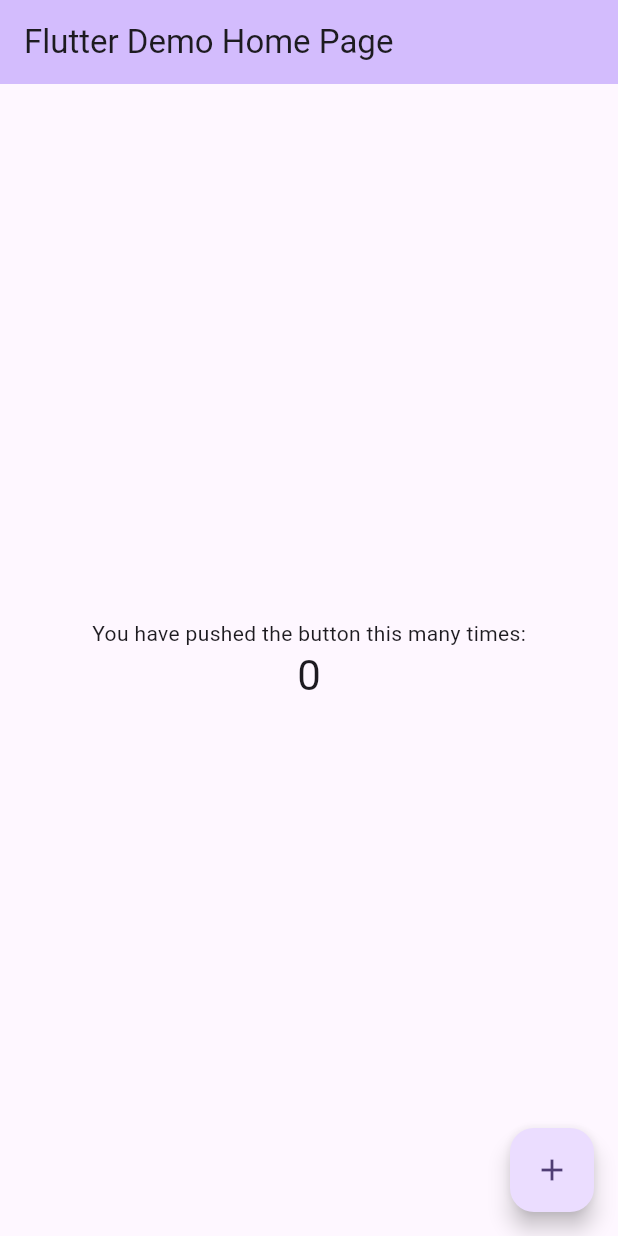
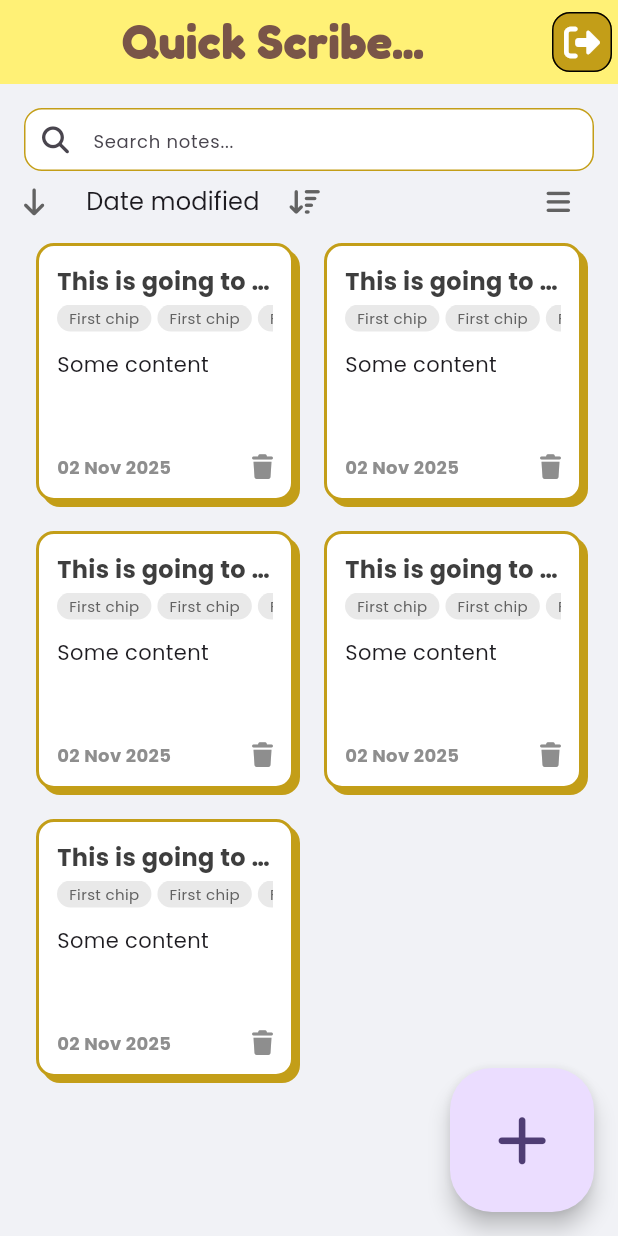
Before and after one commit to Venya47/Quick_Scribe, a Flutter app: the screen it shows after launch, on a phone screen of 412 x 824 dp. Run offline on Flutter 3.47's test engine with Material 3 defaults, Android fonts, the light colour scheme and no system bars; our stand-ins replace font_awesome_flutter.

Commit message:
built frontend for the application

```diff
--- /dev/null
+++ b/lib/MainPage.dart
@@ -0,0 +1,177 @@
+import 'package:flutter/cupertino.dart';
+import 'package:flutter/material.dart';
+import 'package:font_awesome_flutter/font_awesome_flutter.dart';
+import 'constants.dart';
+
+class MainPage extends StatefulWidget {
+  const MainPage({super.key});
+
+  @override
+  State<MainPage> createState() => _MainPageState();
+}
+
+class _MainPageState extends State<MainPage> {
+  final List<String> ddoptions=["Date modified","Date created"];
+  late String ddvalue=ddoptions.first;
+  bool isDesc=true;
+  @override
+  Widget build(BuildContext context) {
+    return Scaffold(
+      appBar: AppBar(
+        title: Center(child: Text("Quick Scribe...",style: TextStyle(fontWeight: FontWeight.bold,color: Colors.brown),)),
+        actions: [
+          IconButton(onPressed: (){},
+              style: IconButton.styleFrom(
+                  backgroundColor: primary,
+                  foregroundColor: white,
+                  shape: RoundedRectangleBorder(borderRadius: BorderRadius.circular(12),side: BorderSide(color: black))),
+         icon:FaIcon(FontAwesomeIcons.rightFromBracket)),
+        ],
+        backgroundColor: Colors.yellow[300],
+      ),
+      floatingActionButton: FloatingActionButton.large(onPressed: (){},child: FaIcon(FontAwesomeIcons.plus),),
+      body: Padding(
+        padding: const EdgeInsets.all(16.0),
+        child: Column(
+          children: [
+            TextField(
+              decoration: InputDecoration(
+                hintText:'Search notes...' ,
+                hintStyle: TextStyle(fontSize: 12),
+                prefixIcon: Icon(FontAwesomeIcons.magnifyingGlass),
+                fillColor: white,
+                filled: true,
+                isDense:true,
+                contentPadding: EdgeInsets.zero,
+                prefixIconConstraints: BoxConstraints(minHeight: 42,minWidth: 42),
+                enabledBorder: OutlineInputBorder(borderRadius: BorderRadius.circular(12),borderSide: BorderSide(color: primary)),
+                  focusedBorder: OutlineInputBorder(borderRadius: BorderRadius.circular(12),borderSide: BorderSide(color: primary))
+              ),
+            ),
+            Padding(
+              padding: const EdgeInsets.symmetric(vertical: 8.0),
+              child: Row(
+                children: [
+                  IconButton(
+                      onPressed: (){
+                        setState(() {
+                          isDesc=!isDesc;
+                        });
+                      },
+                      icon: FaIcon(isDesc? FontAwesomeIcons.arrowDown:FontAwesomeIcons.arrowUp),
+                    padding: EdgeInsets.zero,
+                    visualDensity: VisualDensity.compact,
+                    constraints: BoxConstraints(),
+                    style: IconButton.styleFrom(tapTargetSize:MaterialTapTargetSize.shrinkWrap ),
+                    iconSize: 18,
+                    color: gray700,
+                  ),
+                  SizedBox(width: 16,),
+                  DropdownButton(
+                      value:ddvalue,
+                      icon: Padding(
+                        padding: const EdgeInsets.symmetric(horizontal: 8.0),
+                        child: FaIcon(FontAwesomeIcons.arrowDownWideShort,size: 18,color: gray700,),
+                      ),
+                      underline: SizedBox.shrink(),
+                      borderRadius: BorderRadius.circular(12),
+                      isDense: true,
+                      items: ddoptions.map((e)=>DropdownMenuItem(
+                          value:e,child: Row(
+                            children: [
+                              Text(e),
+                              if(e==ddvalue)...[
+                              SizedBox(width: 8,),
+                              Icon(Icons.check),
+                            ],
+                          ]))).toList(),
+                      selectedItemBuilder: (context)=>ddoptions.map((e)=>Padding(
+                        padding: const EdgeInsets.symmetric(horizontal: 12.0),
+                        child: Text(e),
+                      )).toList(),
+                      onChanged:(newValue)
+                      {
+                        setState(() {
+                          ddvalue=newValue!;
+                        });
+                      }
+                  ),
+                  Spacer(),
+                  IconButton(onPressed: (){
+                    setState(() {
+                      //isGrid=!isGrid;
+                    });
+                  },
+                      icon:FaIcon(FontAwesomeIcons.bars),
+                    padding: EdgeInsets.only(right: 16),
+                    visualDensity: VisualDensity.compact,
+                    constraints: BoxConstraints(),
+                    style: IconButton.styleFrom(tapTargetSize:MaterialTapTargetSize.shrinkWrap ),
+                    iconSize: 18,
+                    color: gray700,
+                  ),
+                ],
+              ),
+            ),
+            Expanded(
+              child: GridView.builder(
+                  itemCount: 5,
+                  gridDelegate: SliverGridDelegateWithFixedCrossAxisCount(crossAxisCount: 2,crossAxisSpacing: 4,mainAxisSpacing: 4),
+                  itemBuilder: (context,int ind){
+                    return Container(
+                      margin: EdgeInsets.all(8),
+                      padding: EdgeInsets.all(12),
+                      decoration: BoxDecoration(
+                        color: white,
+                        border: Border.all(color: primary,width: 2),
+                        borderRadius: BorderRadius.circular(12),
+                        boxShadow: [BoxShadow(
+                            color:primary,
+                            offset: Offset(4, 4)
+                        )],
+                      ),
+                      child: Column(
+                        crossAxisAlignment: CrossAxisAlignment.start,
+                        children: [
+                          Text("This is going to be a title",
+                          maxLines: 1,
+                          overflow:TextOverflow.ellipsis,
+                          style: TextStyle(fontWeight: FontWeight.bold,fontSize: 16,color: gray900),),
+                          SizedBox(height: 4,),
+                          SingleChildScrollView(
+                            scrollDirection: Axis.horizontal,
+                            child: Row(
+                              children:List.generate(3,(index)=>
+                                Container(
+                                  decoration:BoxDecoration(
+                                    borderRadius: BorderRadius.circular(16),
+                                    color:gray100,
+                                  ),
+                                  padding:EdgeInsets.symmetric(horizontal: 8,vertical: 2),
+                                  margin: EdgeInsets.only(right: 4),
+                                  child:Text("First chip",style: TextStyle(fontSize: 10,color:gray700 ),),
+                                )
+                              ),
+                            ),
+                          ),
+                          SizedBox(height: 12,),
+                          Expanded(child: Text("Some content")),
+                          Row(
+                            mainAxisAlignment: MainAxisAlignment.spaceBetween,
+                            children: [
+                              Text('02 Nov 2025',style: TextStyle(fontSize: 12,fontWeight: FontWeight.w600,color: gray500),),
+                              FaIcon(FontAwesomeIcons.trash,color:gray500,size: 16,),
+                            ],
+                          )
+                        ],
+                      ),
+                    );
+                  }
+              ),
+            )
+          ],
+        ),
+      ),
+    );
+  }
+}
--- /dev/null
+++ b/lib/constants.dart
@@ -0,0 +1,28 @@
+// App-wide colors
+import 'package:flutter/material.dart';
+
+const Color primary = Color(0xFFC39E18);
+const Color gray900 = Color(0xFF3E3E3E);
+const Color gray700 = Color(0xFF626262);
+const Color gray500 = Color(0xFF8E8E8E);
+const Color gray300 = Color(0xFFBEBEBE);
+const Color gray100 = Color(0xFFE9E9E9);
+const Color background = Color(0xFFF1F2F6);
+const Color black = Colors.black;
+const Color white = Colors.white;
+
+const Map<String, String> authExceptionMapper = {
+  'email-already-in-use':
+      'This email is already taken. Try with a new email or sign in with the provided email!',
+  'invalid-email': 'The provided email address is not valid!',
+  'weak-password': 'Your password is too weak. Try with a strong password!',
+  'user-disabled': 'Account with this email address is disabled!',
+  'user-not-found': 'No account with this email address!',
+  'wrong-password': 'The provided password is not correct!',
+  'INVALID_LOGIN_CREDENTIALS': 'The provided email or password is not correct!',
+  'too-many-requests': 'Too many requests. Try again later!',
+  'network-request-failed':
+      'Couldn\'t move forward. Check your internet connection!',
+  'user-mismatch': 'Prvided credentials do not match!',
+  'invalid-credential': 'Your provider\'s credentials are not valid!',
+};
--- a/lib/main.dart
+++ b/lib/main.dart
@@ -1,4 +1,7 @@
 import 'package:flutter/material.dart';
+
+import 'MainPage.dart';
+import 'constants.dart';
 
 void main() {
   runApp(const MyApp());
@@ -7,68 +10,27 @@ void main() {
 class MyApp extends StatelessWidget {
   const MyApp({super.key});
 
-  // This widget is the root of your application.
   @override
   Widget build(BuildContext context) {
     return MaterialApp(
-      title: 'Flutter Demo',
+      debugShowCheckedModeBanner: false,
+      title: 'Quick Scribe',
       theme: ThemeData(
-
         colorScheme: ColorScheme.fromSeed(seedColor: Colors.deepPurple),
+        useMaterial3: true,
+        fontFamily: 'Poppins',
+        scaffoldBackgroundColor: background,
+        appBarTheme:Theme.of(context).appBarTheme.copyWith(
+          backgroundColor: Colors.transparent,
+          titleTextStyle: TextStyle(
+            color:primary,
+            fontSize:32,
+            fontFamily: 'Fredoka',
+            fontWeight: FontWeight.bold,
+          )
+        )
       ),
-      home: const MyHomePage(title: 'Flutter Demo Home Page'),
+      home: const MainPage(),
     );
   }
 }
-
-class MyHomePage extends StatefulWidget {
-  const MyHomePage({super.key, required this.title});
-
-
-  final String title;
-
-  @override
-  State<MyHomePage> createState() => _MyHomePageState();
-}
-
-class _MyHomePageState extends State<MyHomePage> {
-  int _counter = 0;
-
-  void _incrementCounter() {
-    setState(() {
-
-      _counter++;
-    });
-  }
-
-  @override
-  Widget build(BuildContext context) {
-
-    return Scaffold(
-      appBar: AppBar(
-        backgroundColor: Theme.of(context).colorScheme.inversePrimary,
-        title: Text(widget.title),
-      ),
-      body: Center(
-        // Center is a layout widget. It takes a single child and positions it
-        // in the middle of the parent.
-        child: Column(
-
-          mainAxisAlignment: MainAxisAlignment.center,
-          children: <Widget>[
-            const Text('You have pushed the button this many times:'),
-            Text(
-              '$_counter',
-              style: Theme.of(context).textTheme.headlineMedium,
-            ),
-          ],
-        ),
-      ),
-      floatingActionButton: FloatingActionButton(
-        onPressed: _incrementCounter,
-        tooltip: 'Increment',
-        child: const Icon(Icons.add),
-      ), // This trailing comma makes auto-formatting nicer for build methods.
-    );
-  }
-}
```
Also changed, not shown: pubspec.yaml (+21 -64 lines), assets/fonts/fredoka/Fredoka-Bold.ttf (added), assets/fonts/fredoka/Fredoka-Regular.ttf (added), assets/fonts/poppins/Poppins-Bold.ttf (added), assets/fonts/poppins/Poppins-Italic.ttf (added), assets/fonts/poppins/Poppins-Regular.ttf (added), assets/images/person.png (added), pubspec.lock.
